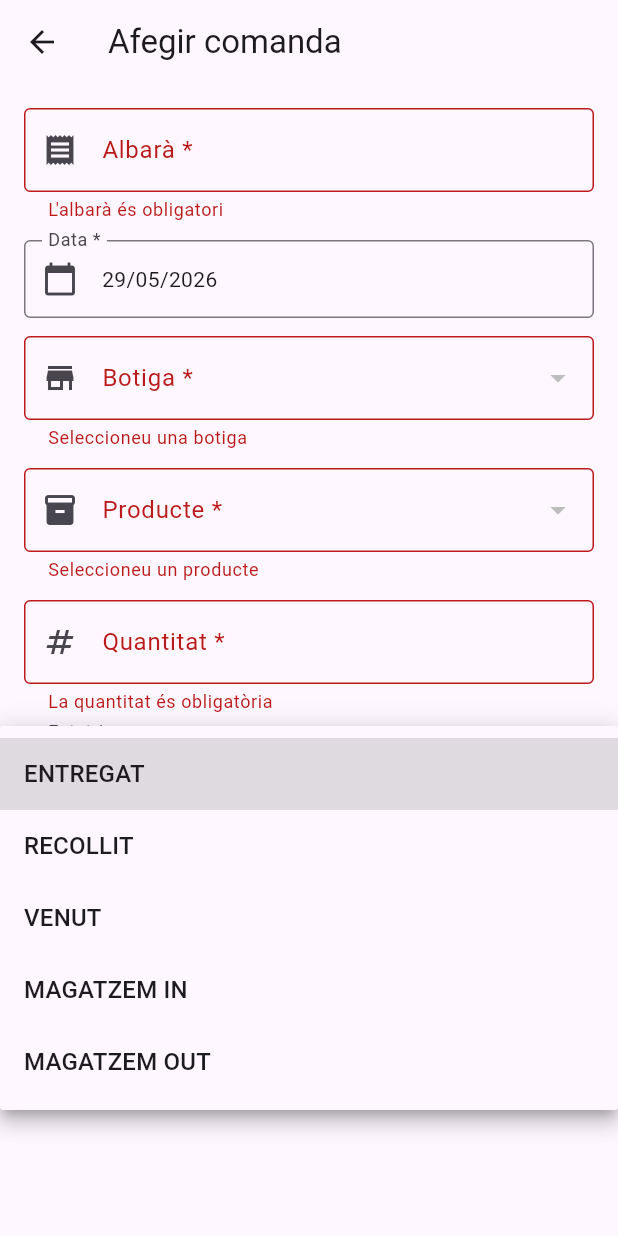
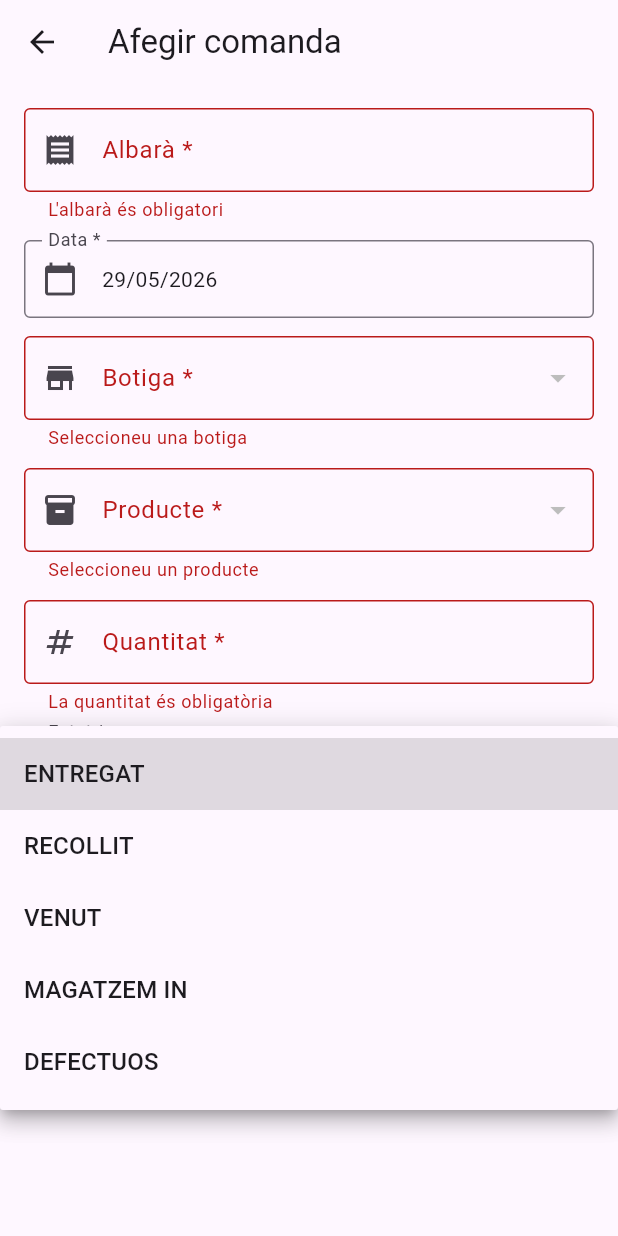
Before and after one commit to davidgpdeveloper/T04_LM_Stock, a Flutter app: the ComandaFormScreen screen opened directly, after a tap on "Afegir comanda", after a tap on "ENTREGAT", on a phone screen of 412 x 824 dp. Run offline on Flutter 3.47's test engine with Material 3 defaults, Android fonts, the phone set to English and light mode, and no system bars; our stand-ins replace image_picker, shelf; missing offline and left inert: mysql_client.

Commit message:
feat: substituir estat MAGATZEM OUT per DEFECTUOS

```diff
--- a/la_musca_stock/lib/models/comanda.dart
+++ b/la_musca_stock/lib/models/comanda.dart
@@ -70,6 +70,6 @@ class Comanda {
     'RECOLLIT',
     'VENUT',
     'MAGATZEM IN',
-    'MAGATZEM OUT',
+    'DEFECTUOS',
   ];
 }
--- a/la_musca_stock/lib/screens/comanda_form_screen.dart
+++ b/la_musca_stock/lib/screens/comanda_form_screen.dart
@@ -85,7 +85,7 @@ class _ComandaFormScreenState extends State<ComandaFormScreen> {
     final repo = context.read<ComandaRepository>();
     int quantitat = int.tryParse(_quantitatController.text.trim()) ?? 0;
 
-    if (_selectedEstat == 'RECOLLIT' || _selectedEstat == 'VENUT' || _selectedEstat == 'MAGATZEM OUT') {
+    if (_selectedEstat == 'RECOLLIT' || _selectedEstat == 'VENUT' || _selectedEstat == 'DEFECTUOS') {
       quantitat = -quantitat.abs();
     } else {
       quantitat = quantitat.abs();
--- a/la_musca_stock/lib/screens/home_screen.dart
+++ b/la_musca_stock/lib/screens/home_screen.dart
@@ -440,9 +440,9 @@ class _HomeScreenState extends State<HomeScreen>
         icon = Icons.move_to_inbox;
         color = Colors.teal;
         break;
-      case 'MAGATZEM OUT':
-        icon = Icons.outbox;
-        color = Colors.deepPurple;
+      case 'DEFECTUOS':
+        icon = Icons.warning_amber;
+        color = Colors.red.shade800;
         break;
       default:
         icon = Icons.help_outline;
```
